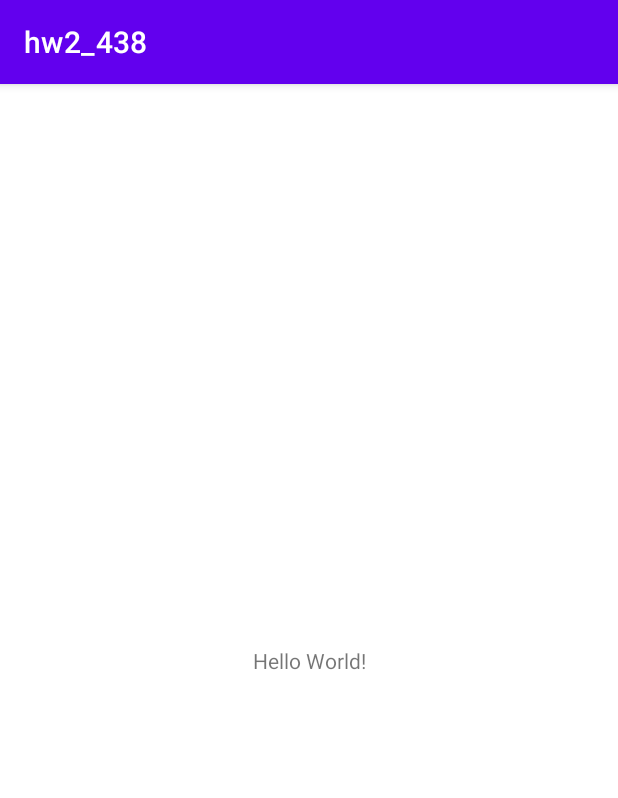
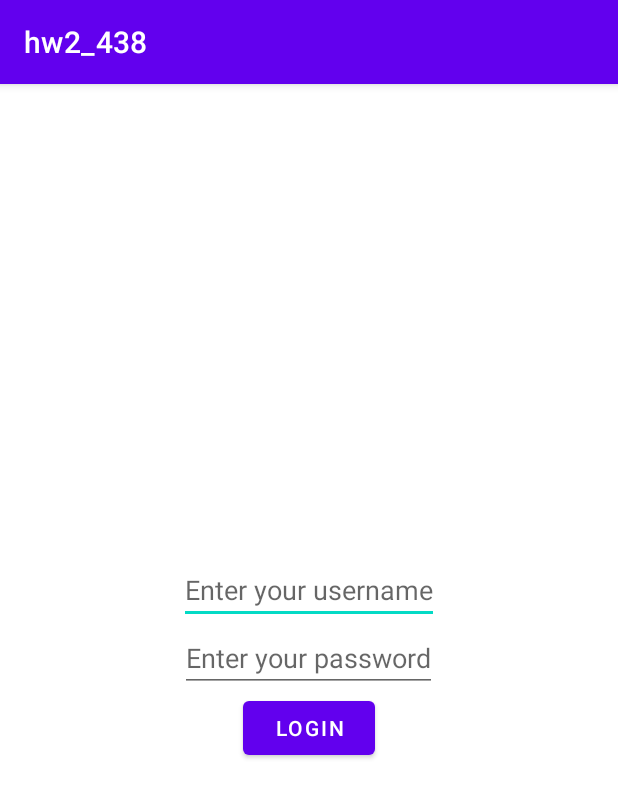
Before and after one commit to jwlexi/hw2_438, an Android app: the screen it shows after launch (MainActivity before the commit, login after it), on a phone screen of 412 x 824 dp. Shown: the top 798 px of the screen. Run offline under Robolectric (Android 15) with nearby library versions, the phone set to English and light mode, and no system bars.

Commit message:
I'm crying

```diff
--- a/app/build.gradle
+++ b/app/build.gradle
@@ -33,6 +33,8 @@ dependencies {
     implementation 'androidx.appcompat:appcompat:1.2.0'
     implementation 'com.google.android.material:material:1.3.0'
     implementation 'androidx.constraintlayout:constraintlayout:2.0.4'
+    implementation 'com.squareup.retrofit2:converter-gson:2.9.0'
+    implementation 'com.squareup.retrofit2:retrofit:2.9.0'
     testImplementation 'junit:junit:4.+'
     androidTestImplementation 'androidx.test.ext:junit:1.1.2'
     androidTestImplementation 'androidx.test.espresso:espresso-core:3.3.0'
--- a/app/src/main/AndroidManifest.xml
+++ b/app/src/main/AndroidManifest.xml
@@ -1,6 +1,8 @@
 <?xml version="1.0" encoding="utf-8"?>
 <manifest xmlns:android="http://schemas.android.com/apk/res/android"
     package="com.example.hw2_438">
+
+    <uses-permission android:name="android.permission.INTERNET"/>
 
     <application
         android:allowBackup="true"
@@ -9,13 +11,14 @@
         android:roundIcon="@mipmap/ic_launcher_round"
         android:supportsRtl="true"
         android:theme="@style/Theme.Hw2_438">
-        <activity android:name=".MainActivity">
+        <activity android:name=".login">
             <intent-filter>
                 <action android:name="android.intent.action.MAIN" />
 
                 <category android:name="android.intent.category.LAUNCHER" />
             </intent-filter>
         </activity>
+        <activity android:name=".MainActivity"></activity>
     </application>
 
 </manifest>
--- a/app/src/main/res/layout/activity_main.xml
+++ b/app/src/main/res/layout/activity_main.xml
@@ -1,18 +1,17 @@
 <?xml version="1.0" encoding="utf-8"?>
-<androidx.constraintlayout.widget.ConstraintLayout xmlns:android="http://schemas.android.com/apk/res/android"
+<LinearLayout xmlns:android="http://schemas.android.com/apk/res/android"
     xmlns:app="http://schemas.android.com/apk/res-auto"
     xmlns:tools="http://schemas.android.com/tools"
     android:layout_width="match_parent"
     android:layout_height="match_parent"
-    tools:context=".MainActivity">
+    tools:context=".MainActivity"
+    android:orientation="vertical">
 
     <TextView
+        android:id="@+id/text_view_result"
         android:layout_width="wrap_content"
         android:layout_height="wrap_content"
-        android:text="Hello World!"
-        app:layout_constraintBottom_toBottomOf="parent"
-        app:layout_constraintLeft_toLeftOf="parent"
-        app:layout_constraintRight_toRightOf="parent"
-        app:layout_constraintTop_toTopOf="parent" />
+        android:layout_gravity="center"
+        />
 
-</androidx.constraintlayout.widget.ConstraintLayout>
+</LinearLayout>
--- /dev/null
+++ b/app/src/main/res/layout/login.xml
@@ -0,0 +1,39 @@
+<?xml version="1.0" encoding="utf-8"?>
+<LinearLayout
+    xmlns:android="http://schemas.android.com/apk/res/android"
+    xmlns:app="http://schemas.android.com/apk/res-auto"
+    xmlns:tools="http://schemas.android.com/tools"
+    android:layout_width="match_parent"
+    android:layout_height="match_parent"
+    tools:context=".login"
+    android:orientation="horizontal">
+
+    <LinearLayout
+        android:layout_width="match_parent"
+        android:layout_height="wrap_content"
+        android:orientation="vertical"
+        android:layout_gravity="center">
+        <EditText
+            android:id="@+id/username"
+            android:layout_width="wrap_content"
+            android:layout_height="wrap_content"
+            android:layout_gravity="center"
+            android:hint="Enter your username"/>
+
+        <EditText
+            android:id="@+id/password"
+            android:layout_width="wrap_content"
+            android:layout_height="wrap_content"
+            android:layout_gravity="center"
+            android:hint="Enter your password"/>
+
+        <Button
+            android:layout_width="wrap_content"
+            android:layout_height="wrap_content"
+            android:layout_gravity="center"
+            android:id="@+id/login"
+            android:text="LOGIN"
+            />
+
+    </LinearLayout>
+</LinearLayout>
```
Also changed, not shown: app/src/main/java/com/example/hw2_438/JsonPlaceHolderApi.java (added, +11 -0 lines), app/src/main/java/com/example/hw2_438/MainActivity.java (+42 -0 lines), app/src/main/java/com/example/hw2_438/Post.java (added, +28 -0 lines), app/src/main/java/com/example/hw2_438/login.java (added, +60 -0 lines), 1 other file.
